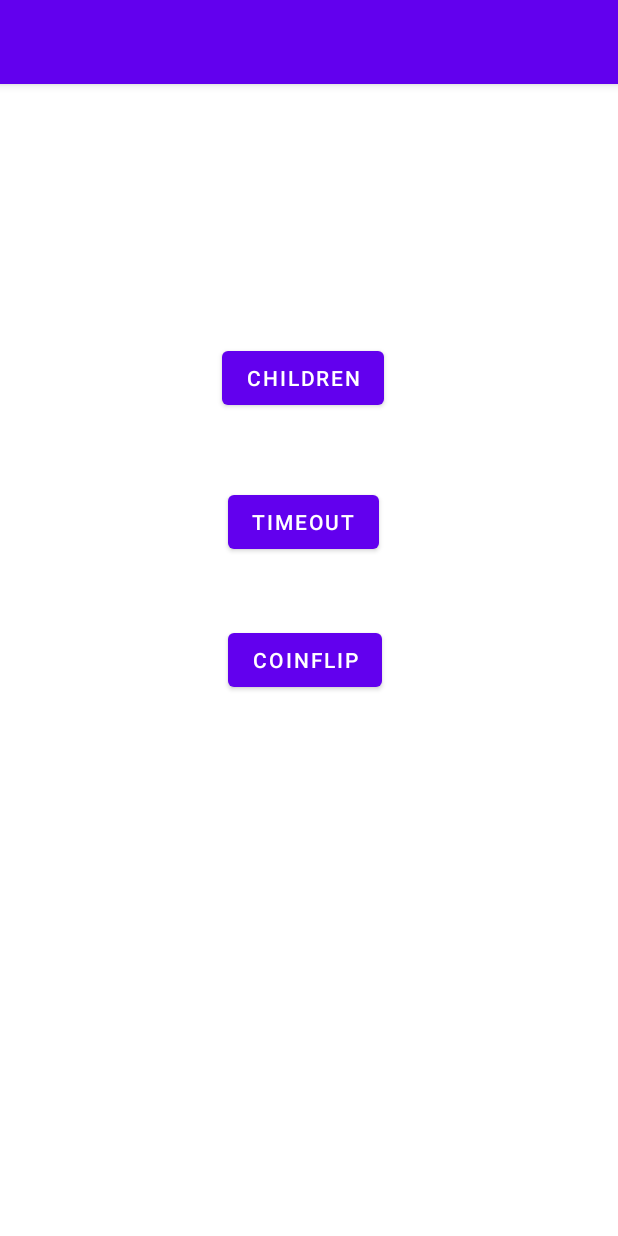
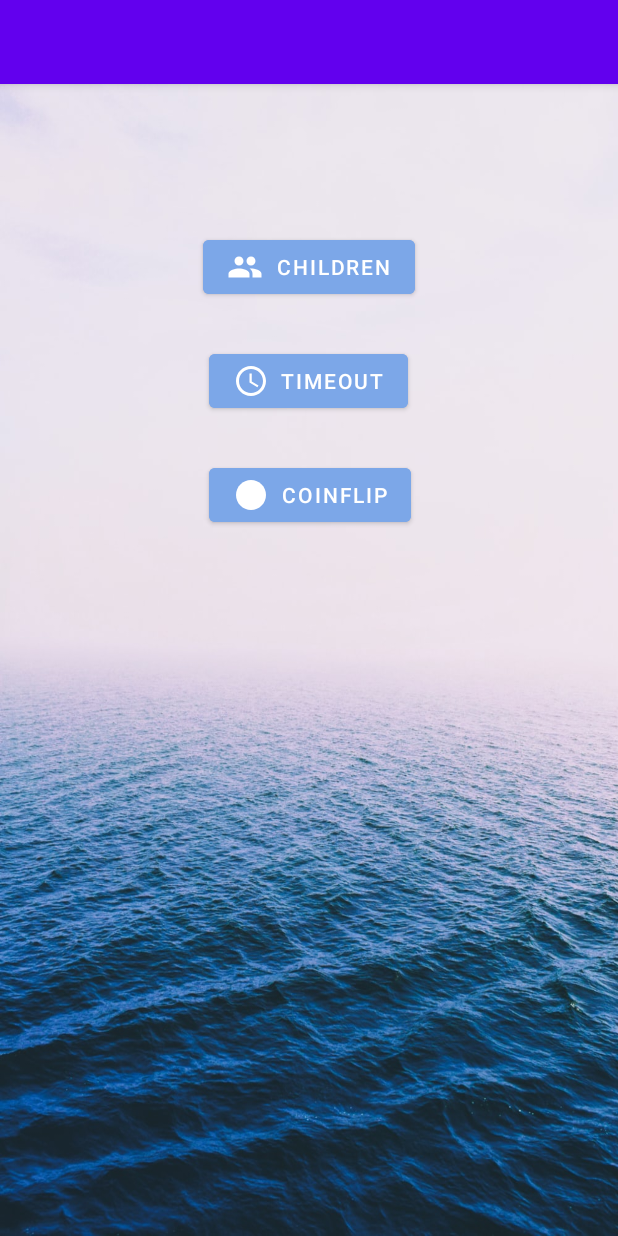
Before and after one commit to JackyL-CyberTofu/Child-Management-App, an Android app: the screen it shows after launch (MainActivity), on a phone screen of 412 x 824 dp. Run offline under Robolectric (Android 15) with nearby library versions, the phone set to English and light mode, and no system bars.

Commit message:
Activity Setup And Asset Creation
Add background to activties.
Add vector assets to drawables.
Change button colours and add icons.

```diff
--- /dev/null
+++ b/app/src/main/res/drawable/ic_baseline_access_time_24.xml
@@ -0,0 +1,13 @@
+<vector xmlns:android="http://schemas.android.com/apk/res/android"
+    android:width="24dp"
+    android:height="24dp"
+    android:viewportWidth="24"
+    android:viewportHeight="24"
+    android:tint="?attr/colorControlNormal">
+  <path
+      android:fillColor="@android:color/white"
+      android:pathData="M11.99,2C6.47,2 2,6.48 2,12s4.47,10 9.99,10C17.52,22 22,17.52 22,12S17.52,2 11.99,2zM12,20c-4.42,0 -8,-3.58 -8,-8s3.58,-8 8,-8 8,3.58 8,8 -3.58,8 -8,8z"/>
+  <path
+      android:fillColor="@android:color/white"
+      android:pathData="M12.5,7H11v6l5.25,3.15 0.75,-1.23 -4.5,-2.67z"/>
+</vector>
--- /dev/null
+++ b/app/src/main/res/drawable/ic_baseline_coin_24.xml
@@ -0,0 +1,10 @@
+<vector xmlns:android="http://schemas.android.com/apk/res/android"
+    android:width="24dp"
+    android:height="24dp"
+    android:viewportWidth="24"
+    android:viewportHeight="24"
+    android:tint="?attr/colorControlNormal">
+  <path
+      android:fillColor="@android:color/white"
+      android:pathData="M12,2C6.48,2 2,6.48 2,12s4.48,10 10,10 10,-4.48 10,-10S17.52,2 12,2z"/>
+</vector>
--- /dev/null
+++ b/app/src/main/res/drawable/ic_baseline_people_24.xml
@@ -0,0 +1,10 @@
+<vector xmlns:android="http://schemas.android.com/apk/res/android"
+    android:width="24dp"
+    android:height="24dp"
+    android:viewportWidth="24"
+    android:viewportHeight="24"
+    android:tint="?attr/colorControlNormal">
+  <path
+      android:fillColor="@android:color/white"
+      android:pathData="M16,11c1.66,0 2.99,-1.34 2.99,-3S17.66,5 16,5c-1.66,0 -3,1.34 -3,3s1.34,3 3,3zM8,11c1.66,0 2.99,-1.34 2.99,-3S9.66,5 8,5C6.34,5 5,6.34 5,8s1.34,3 3,3zM8,13c-2.33,0 -7,1.17 -7,3.5L1,19h14v-2.5c0,-2.33 -4.67,-3.5 -7,-3.5zM16,13c-0.29,0 -0.62,0.02 -0.97,0.05 1.16,0.84 1.97,1.97 1.97,3.45L17,19h6v-2.5c0,-2.33 -4.67,-3.5 -7,-3.5z"/>
+</vector>
--- a/app/src/main/res/layout/activity_main.xml
+++ b/app/src/main/res/layout/activity_main.xml
@@ -6,34 +6,66 @@
     android:layout_height="match_parent"
     tools:context=".MainActivity">
 
+    <ImageView
+        android:id="@+id/imageView"
+        android:layout_width="wrap_content"
+        android:layout_height="wrap_content"
+        android:background="@drawable/photo_1503786482448_3351db7b0f93"
+        android:scaleType="centerCrop"
+        android:visibility="visible"
+        app:layout_constraintBottom_toBottomOf="parent"
+        app:layout_constraintEnd_toEndOf="parent"
+        app:layout_constraintHorizontal_bias="0.0"
+        app:layout_constraintStart_toStartOf="parent"
+        app:layout_constraintTop_toTopOf="parent"
+        app:layout_constraintVertical_bias="1.0"
+        tools:visibility="visible" />
+
     <Button
         android:id="@+id/button"
-        android:layout_width="wrap_content"
+        android:layout_width="0dp"
         android:layout_height="wrap_content"
-        android:layout_marginStart="148dp"
-        android:layout_marginTop="172dp"
+        android:layout_marginStart="135dp"
+        android:layout_marginTop="98dp"
+        android:layout_marginEnd="135dp"
+        android:backgroundTint="#7CA7E8"
         android:text="@string/Children"
-        app:layout_constraintStart_toStartOf="parent"
+        app:icon="@drawable/ic_baseline_people_24"
+        app:layout_constraintEnd_toEndOf="@+id/imageView"
+        app:layout_constraintStart_toStartOf="@+id/imageView"
         app:layout_constraintTop_toTopOf="parent" />
 
     <Button
         android:id="@+id/button3"
         android:layout_width="wrap_content"
         android:layout_height="wrap_content"
-        android:layout_marginStart="152dp"
-        android:layout_marginTop="48dp"
+        android:layout_marginStart="139dp"
+        android:layout_marginTop="28dp"
+        android:layout_marginEnd="139dp"
+        android:backgroundTint="#7CA7E8"
         android:text="@string/Timeout"
-        app:layout_constraintStart_toStartOf="parent"
+        app:icon="@drawable/ic_baseline_access_time_24"
+        app:layout_constraintEnd_toEndOf="@+id/imageView"
+        app:layout_constraintHorizontal_bias="0.0"
+        app:layout_constraintStart_toStartOf="@+id/imageView"
         app:layout_constraintTop_toBottomOf="@+id/button" />
 
     <Button
         android:id="@+id/button4"
         android:layout_width="wrap_content"
         android:layout_height="wrap_content"
-        android:layout_marginStart="152dp"
-        android:layout_marginTop="44dp"
-        android:text="@string/CoinFlipe"
-        app:layout_constraintStart_toStartOf="parent"
-        app:layout_constraintTop_toBottomOf="@+id/button3" />
+        android:layout_marginStart="138dp"
+        android:layout_marginTop="28dp"
+        android:layout_marginEnd="138dp"
+        android:layout_marginBottom="417dp"
+        android:backgroundTint="#7CA7E8"
+        android:text="@string/CoinFlip"
+        app:icon="@drawable/ic_baseline_coin_24"
+        app:layout_constraintBottom_toBottomOf="parent"
+        app:layout_constraintEnd_toEndOf="@+id/imageView"
+        app:layout_constraintHorizontal_bias="1.0"
+        app:layout_constraintStart_toStartOf="@+id/imageView"
+        app:layout_constraintTop_toBottomOf="@+id/button3"
+        app:layout_constraintVertical_bias="0.0" />
 
 </androidx.constraintlayout.widget.ConstraintLayout>
--- a/app/src/main/res/values/strings.xml
+++ b/app/src/main/res/values/strings.xml
@@ -2,5 +2,6 @@
     <string name="BeParentApp">BeParentApp</string>
     <string name="Children">Children</string>
     <string name="Timeout">Timeout</string>
-    <string name="CoinFlipe">CoinFlip</string>
+    <string name="CoinFlip">CoinFlip</string>
+    <string name="Flip">Flip</string>
 </resources>
```
Also changed, not shown: app/src/main/res/layout/activity_child_config.xml (+24 -0 lines), app/src/main/res/layout/activity_conflip.xml (+27 -0 lines), app/src/main/res/layout/activity_history.xml (+25 -0 lines), app/src/main/res/layout/activity_timeout.xml (+26 -0 lines), app/src/main/res/drawable/photo_1503786482448_3351db7b0f93.jpg (added).
